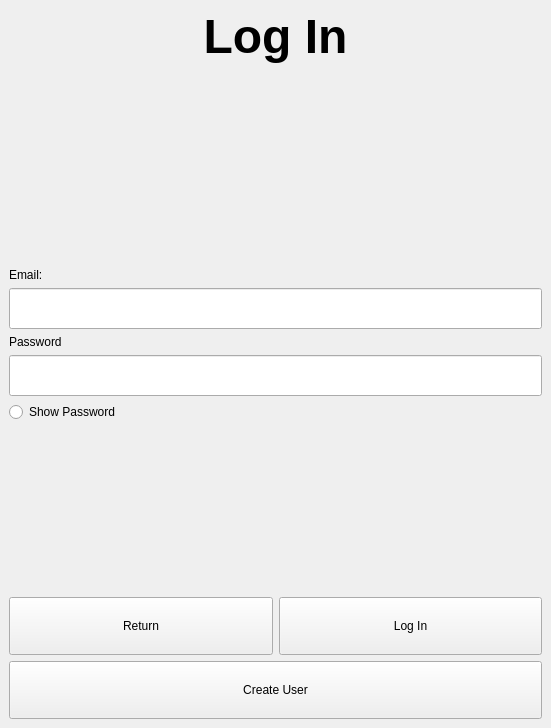
Before: the Qt Designer form project/pages/login_page.ui in Sason00/project, drawn with Qt 5.
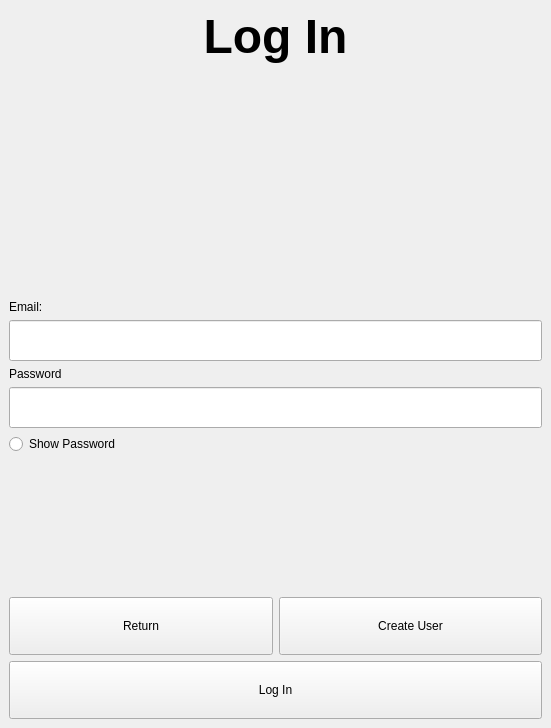
After: the same form once the commit is applied.

What changed in the file:
```diff
--- a/project/pages/login_page.ui
+++ b/project/pages/login_page.ui
@@ -106,23 +106,23 @@
          </widget>
         </item>
         <item>
-         <widget class="QPushButton" name="user_log_in_button">
+         <widget class="QPushButton" name="create_new_user_button">
           <property name="text">
-           <string>Log In</string>
+           <string>Create User</string>
           </property>
          </widget>
         </item>
        </layout>
       </item>
+      <item>
+       <widget class="QPushButton" name="user_log_in_button">
+        <property name="text">
+         <string>Log In</string>
+        </property>
+       </widget>
+      </item>
      </layout>
     </item>
-    <item row="2" column="0">
-     <widget class="QPushButton" name="create_new_user_button">
-      <property name="text">
-       <string>Create User</string>
-      </property>
-     </widget>
-    </item>
    </layout>
   </widget>
  </widget>
```
